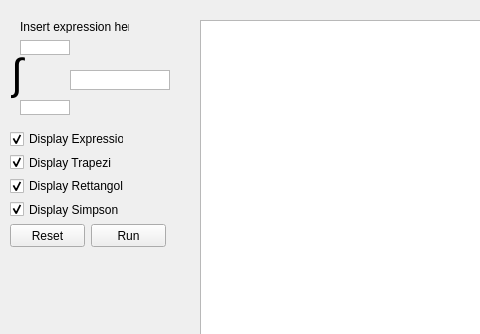
Above: mainwindow.ui from Annicc/NumericalIntegration before the change; both pictures show x 0 to 480 and y 0 to 334 of the 619 by 444 pixel window. Below: the same form after it.
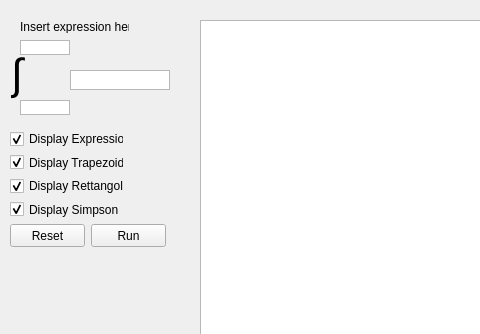
That is the form after the change. Custom widgets are drawn as their Qt base class.

Commit message: added checkboxes logic

The edit to the form file:
```diff
--- a/mainwindow.ui
+++ b/mainwindow.ui
@@ -131,7 +131,7 @@
      <string>Reset</string>
     </property>
    </widget>
-   <widget class="QWidget" name="">
+   <widget class="QWidget" name="layoutWidget">
     <property name="geometry">
      <rect>
       <x>10</x>
@@ -154,7 +154,7 @@
      <item>
       <widget class="QCheckBox" name="checkTrapezi">
        <property name="text">
-        <string>Display Trapezi</string>
+        <string>Display Trapezoidi</string>
        </property>
        <property name="checked">
         <bool>true</bool>
```
Left out of the diff: 5 changed lines with no effect on the pictures. The commit also changes 2 other files.
